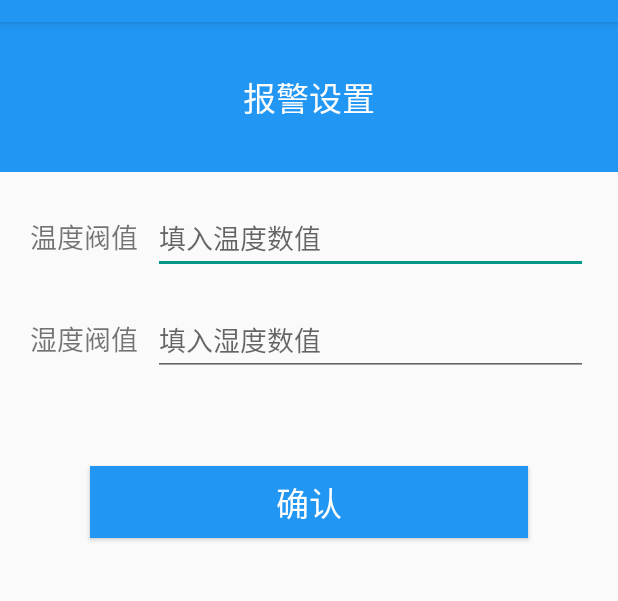
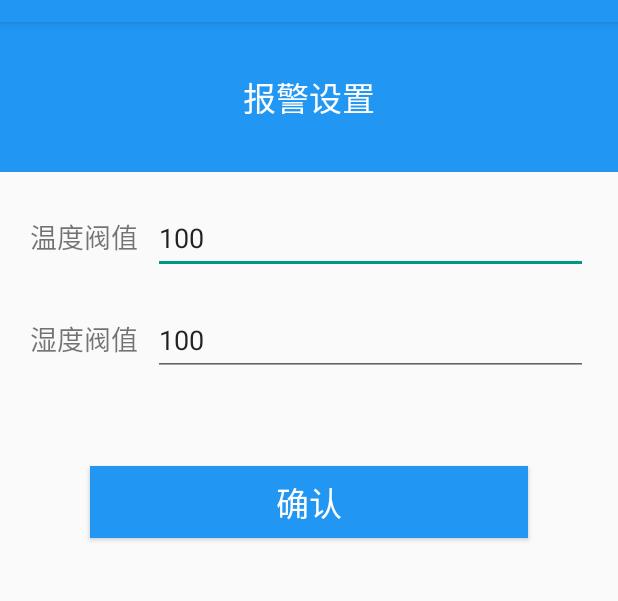
Before and after one commit to Levent-J/NSSZ, an Android app: the SetActivity screen opened directly, with no data from a screen before it, on a phone screen of 412 x 824 dp, the part 62-663 px from its top. Run offline under Robolectric (Android 15) with nearby library versions, the phone set to English and light mode, and no system bars; our stand-ins replace ButterKnife.

Commit message:
设置阈值界面填充了默认值

```diff
--- a/app/src/main/java/com/levent_j/nssz/activity/MainActivity.java
+++ b/app/src/main/java/com/levent_j/nssz/activity/MainActivity.java
@@ -60,6 +60,7 @@ public class MainActivity extends BaseActivity
             drawer.closeDrawer(GravityCompat.START);
         } else {
             //TODO:作退出的判断
+            super.onBackPressed();
         }
     }
 
--- a/app/src/main/java/com/levent_j/nssz/activity/SetActivity.java
+++ b/app/src/main/java/com/levent_j/nssz/activity/SetActivity.java
@@ -31,6 +31,9 @@ public class SetActivity extends BaseActivity{
 
     @Override
     protected void init() {
+        /**显示默认数值*/
+        mTemperature.setText(String.valueOf(DeviceFragment.Temperature));
+        mHumidity.setText(String.valueOf(DeviceFragment.Humidity));
     }
 
     @OnClick(R.id.btn_confirm)
--- a/app/src/main/java/com/levent_j/nssz/fragment/DeviceFragment.java
+++ b/app/src/main/java/com/levent_j/nssz/fragment/DeviceFragment.java
@@ -107,7 +107,7 @@ public class DeviceFragment extends BaseFragment{
         initCheckTask();
 
         //TODO:暂时以假数据测试，之后要去掉注释的
-        ConnectDevice(MainActivity.mDeviceMacAddress);
+//        ConnectDevice(MainActivity.mDeviceMacAddress);
 
         //TODO:测试用填充假数据
         loadFakeData();
--- a/app/src/main/res/layout/item_device.xml
+++ b/app/src/main/res/layout/item_device.xml
@@ -9,14 +9,13 @@
     android:layout_marginBottom="8dp"
     android:background="@color/colorWhite"
     card_view:cardCornerRadius="0dp"
-    card_view:cardElevation="2dp">
+    card_view:cardElevation="8dp">
     <LinearLayout xmlns:android="http://schemas.android.com/apk/res/android"
         android:orientation="vertical" android:layout_width="match_parent"
         android:layout_height="match_parent"
         android:background="@color/colorPrimary">
         <TextView
             android:textColor="@color/colorWhite"
-            android:textStyle="bold"
             android:gravity="center"
             android:layout_weight="1"
             android:textSize="@dimen/text"
```
Also changed, not shown: 1 other file.
